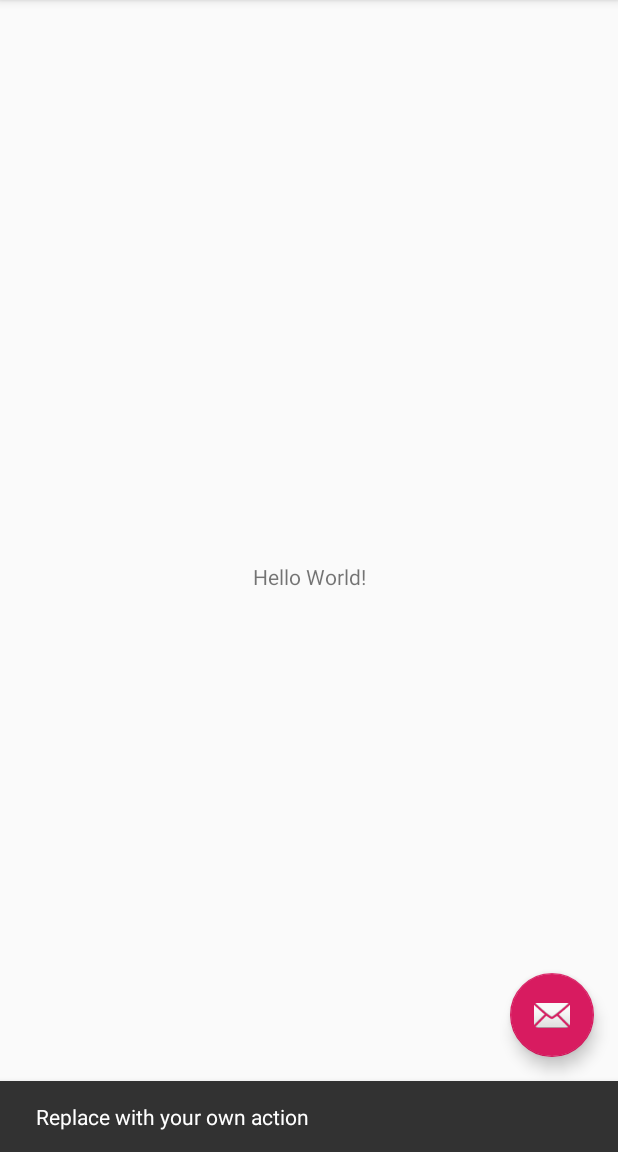
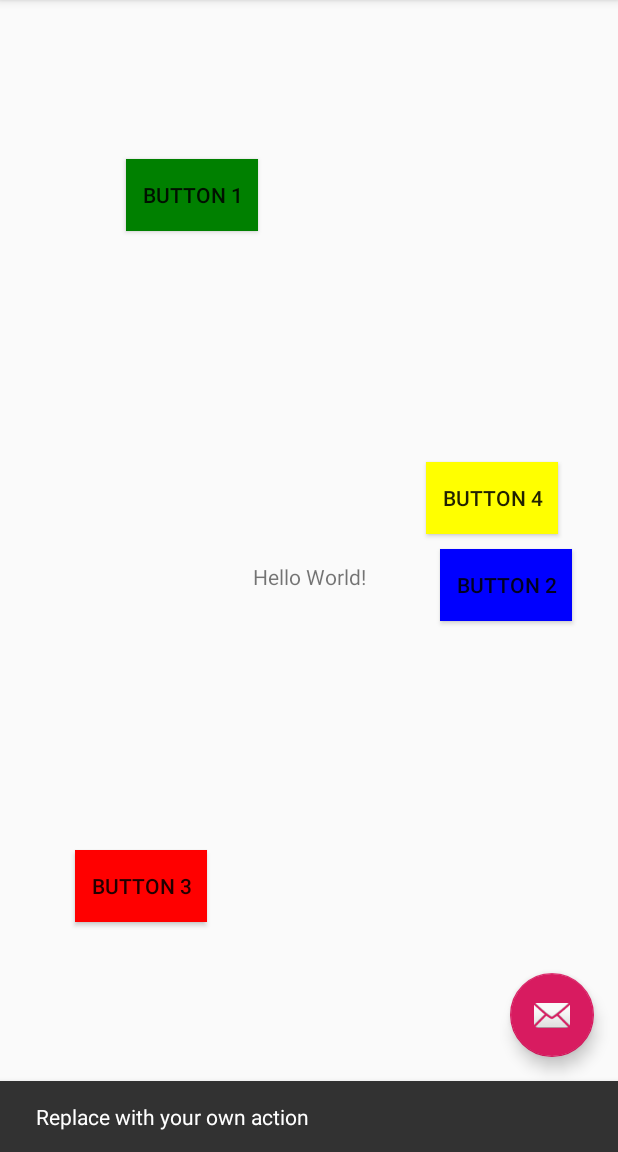
Before and after one commit to wlong123/AndroidWorkshop, an Android app: the screen it shows after launch (MainActivity), after a tap on an icon or button, on a phone screen of 412 x 824 dp, the part 84-1236 px from its top. Run offline under Robolectric (Android 15) with nearby library versions, the phone set to English and light mode, and no system bars.

Commit message:
added buttons

```diff
--- a/app/src/main/res/layout/content_main.xml
+++ b/app/src/main/res/layout/content_main.xml
@@ -17,4 +17,63 @@
         app:layout_constraintRight_toRightOf="parent"
         app:layout_constraintTop_toTopOf="parent" />
 
+    <RelativeLayout
+        android:id="@+id/button_layout"
+        android:layout_width="match_parent"
+        android:layout_height="match_parent"
+        tools:layout_editor_absoluteX="0dp"
+        tools:layout_editor_absoluteY="0dp">
+
+        <Button
+            android:id="@+id/button1"
+            android:layout_width="wrap_content"
+            android:layout_height="wrap_content"
+            android:layout_alignParentTop="true"
+            android:layout_alignParentEnd="true"
+            android:layout_alignParentRight="true"
+            android:layout_marginTop="106dp"
+            android:layout_marginEnd="240dp"
+            android:layout_marginRight="240dp"
+            android:background="@color/green"
+            android:text="Button 1" />
+
+        <Button
+            android:id="@+id/button2"
+            android:layout_width="wrap_content"
+            android:layout_height="wrap_content"
+            android:layout_alignStart="@+id/button4"
+            android:layout_alignParentBottom="true"
+            android:layout_marginStart="9dp"
+            android:layout_marginBottom="354dp"
+            android:background="@color/blue"
+            android:text="Button 2" />
+
+        <Button
+            android:id="@+id/button3"
+            android:layout_width="wrap_content"
+            android:layout_height="wrap_content"
+            android:layout_alignParentStart="true"
+            android:layout_alignParentLeft="true"
+            android:layout_alignParentBottom="true"
+            android:layout_marginStart="50dp"
+            android:layout_marginLeft="50dp"
+            android:layout_marginBottom="153dp"
+            android:background="@color/red"
+            android:text="Button 3" />
+
+        <Button
+            android:id="@+id/button4"
+            android:layout_width="wrap_content"
+            android:layout_height="wrap_content"
+            android:layout_alignParentTop="true"
+            android:layout_alignParentEnd="true"
+            android:layout_alignParentRight="true"
+            android:layout_marginTop="308dp"
+            android:layout_marginEnd="40dp"
+            android:layout_marginRight="40dp"
+            android:background="@color/yellow"
+            android:text="Button 4" />
+
+    </RelativeLayout>
+
 </android.support.constraint.ConstraintLayout>
--- a/app/src/main/res/values/colors.xml
+++ b/app/src/main/res/values/colors.xml
@@ -3,4 +3,8 @@
     <color name="colorPrimary">#008577</color>
     <color name="colorPrimaryDark">#00574B</color>
     <color name="colorAccent">#D81B60</color>
+    <color name="green">#008000</color>
+    <color name="blue">#0000FF</color>
+    <color name="red">#ff0000</color>
+    <color name="yellow">#FFFF00</color>
 </resources>
```
